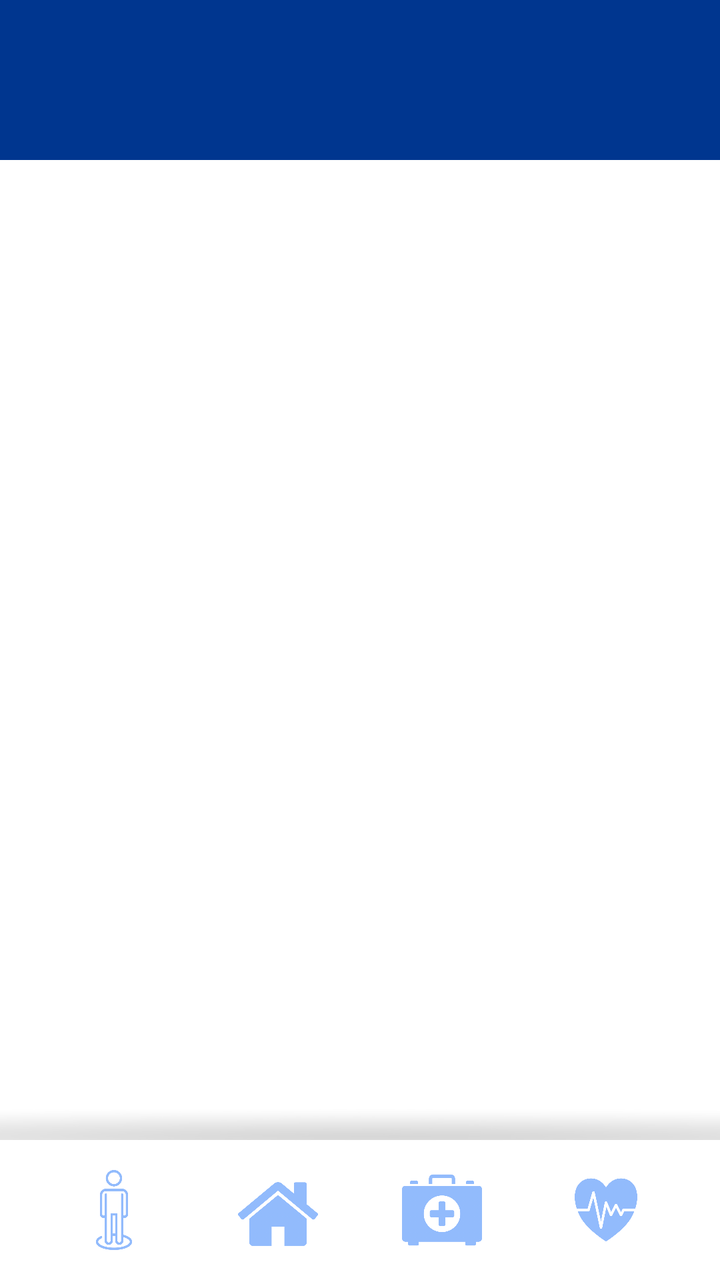
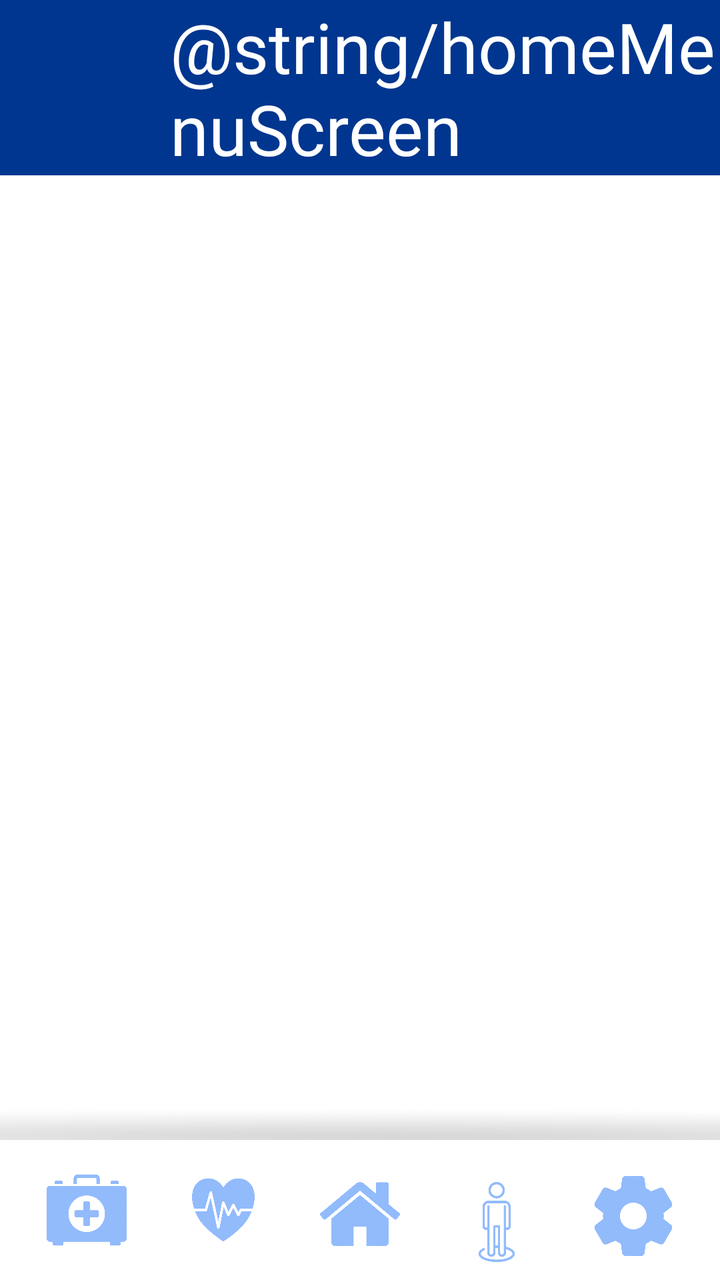

Screens rendered from an Android XML layout before and after an edit, with the pre-edit source and the edit as a unified diff.
<!-- AndroidManifest.xml: application theme Theme.AsilApp -->
<!-- res/layout/home_activity.xml -->
<?xml version="1.0" encoding="utf-8"?>
<FrameLayout xmlns:android="http://schemas.android.com/apk/res/android"
    xmlns:app="http://schemas.android.com/apk/res-auto"
    xmlns:tools="http://schemas.android.com/tools"
    android:background="@color/white"
    android:layout_width="match_parent"
    android:layout_height="match_parent"
    tools:context=".view.home.HomeActivity">

    <LinearLayout
        android:layout_width="match_parent"
        android:layout_height="match_parent"
        android:orientation="vertical">

        <androidx.appcompat.widget.Toolbar
            android:id="@+id/toolbarHomeActivityUpper"
            android:layout_width="match_parent"
            android:layout_height="wrap_content"
            android:background="@color/appBarColor"
            android:minHeight="@dimen/abbBarHeight"
            android:elevation="2dp"
            android:pointerIcon="context_menu"
            android:theme="?attr/actionBarTheme">
        <ImageView
            android:id="@+id/toolBarIconHomeActivity"
            android:layout_width="50dp"
            android:layout_height="50dp"
            android:layout_marginLeft="10dp"
            android:layout_gravity="left"
            android:src="@mipmap/ic_launcher_round"/>
        </androidx.appcompat.widget.Toolbar>


        <androidx.fragment.app.FragmentContainerView
            android:id="@+id/homeContainerView"
            android:layout_width="match_parent"
            android:layout_height="match_parent"
            android:layout_weight="2">
        </androidx.fragment.app.FragmentContainerView>

        <View
            android:id="@+id/view2"
            android:layout_width="match_parent"
            android:layout_height="30dp"
            android:background="@mipmap/shadow_bottom"
            android:alpha="0.2"/>

        <androidx.constraintlayout.widget.ConstraintLayout
            android:layout_width="match_parent"
            android:layout_height="70dp">

            <androidx.constraintlayout.widget.ConstraintLayout
                android:id="@+id/user_icon_layout"
                android:layout_width="50dp"
                android:layout_height="50dp"
                android:orientation="horizontal"
                app:layout_constraintBottom_toBottomOf="parent"
                app:layout_constraintEnd_toStartOf="@+id/home_icon_layout"
                app:layout_constraintHorizontal_bias="0.5"
                app:layout_constraintStart_toStartOf="parent"
                app:layout_constraintTop_toTopOf="parent"
                app:layout_constraintVertical_bias="0.5">

                <ImageView
                    android:id="@+id/user_icon_bg"
                    android:layout_width="50dp"
                    android:layout_height="50dp"
                    android:src="@mipmap/circle"
                    android:visibility="invisible"
                    app:layout_constraintBottom_toBottomOf="parent"
                    app:layout_constraintEnd_toEndOf="parent"
                    app:layout_constraintHorizontal_bias="0.5"
                    app:layout_constraintStart_toStartOf="parent"
                    app:layout_constraintTop_toTopOf="parent"
                    app:layout_constraintVertical_bias="0.5" />

                <ImageView
                    android:id="@+id/user_icon"
                    android:layout_width="40dp"
                    android:layout_height="40dp"
                    android:src="@mipmap/user_icon"
                    app:layout_constraintBottom_toBottomOf="parent"
                    app:layout_constraintEnd_toEndOf="parent"
                    app:layout_constraintHorizontal_bias="0.5"
                    app:layout_constraintStart_toStartOf="parent"
                    app:layout_constraintTop_toTopOf="parent"
                    app:layout_constraintVertical_bias="0.5" />

            </androidx.constraintlayout.widget.ConstraintLayout>

            <androidx.constraintlayout.widget.ConstraintLayout
                android:id="@+id/health_box_icon_layout"
                android:layout_width="50dp"
                android:layout_height="50dp"
                android:orientation="horizontal"
                app:layout_constraintBottom_toBottomOf="parent"
                app:layout_constraintEnd_toStartOf="@+id/health_icon_layout"
                app:layout_constraintHorizontal_bias="0.5"
                app:layout_constraintStart_toEndOf="@+id/home_icon_layout"
                app:layout_constraintTop_toTopOf="parent"
                app:layout_constraintVertical_bias="0.5">

                <ImageView
                    android:id="@+id/health_box_icon_bg"
                    android:layout_width="50dp"
                    android:layout_height="50dp"
                    android:src="@mipmap/circle"
                    android:visibility="invisible"
                    app:layout_constraintBottom_toBottomOf="parent"
                    app:layout_constraintEnd_toEndOf="parent"
                    app:layout_constraintHorizontal_bias="0.5"
                    app:layout_constraintStart_toStartOf="parent"
                    app:layout_constraintTop_toTopOf="parent"
                    app:layout_constraintVertical_bias="0.5" />

                <ImageView
                    android:id="@+id/health_box_icon"
                    android:layout_width="40dp"
                    android:layout_height="40dp"
                    android:src="@mipmap/health_box_icon"
                    app:layout_constraintBottom_toBottomOf="parent"
                    app:layout_constraintEnd_toEndOf="parent"
                    app:layout_constraintHorizontal_bias="0.5"
                    app:layout_constraintStart_toStartOf="parent"
                    app:layout_constraintTop_toTopOf="parent"
                    app:layout_constraintVertical_bias="0.5" />

            </androidx.constraintlayout.widget.ConstraintLayout>

            <androidx.constraintlayout.widget.ConstraintLayout
                android:id="@+id/health_icon_layout"
                android:layout_width="50dp"
                android:layout_height="50dp"
                android:orientation="horizontal"
                app:layout_constraintBottom_toBottomOf="parent"
                app:layout_constraintEnd_toEndOf="parent"
                app:layout_constraintHorizontal_bias="0.5"
                app:layout_constraintStart_toEndOf="@+id/health_box_icon_layout"
                app:layout_constraintTop_toTopOf="parent"
                app:layout_constraintVertical_bias="0.5">

                <ImageView
                    android:id="@+id/health_icon_bg"
                    android:layout_width="50dp"
                    android:layout_height="50dp"
                    android:src="@mipmap/circle"
                    android:visibility="invisible"
                    app:layout_constraintBottom_toBottomOf="parent"
                    app:layout_constraintEnd_toEndOf="parent"
                    app:layout_constraintHorizontal_bias="0.5"
                    app:layout_constraintStart_toStartOf="parent"
                    app:layout_constraintTop_toTopOf="parent"
                    app:layout_constraintVertical_bias="0.5" />

                <ImageView
                    android:id="@+id/health_icon"
                    android:layout_width="40dp"
                    android:layout_height="40dp"
                    android:src="@mipmap/hearth_icon"
                    app:layout_constraintBottom_toBottomOf="parent"
                    app:layout_constraintEnd_toEndOf="parent"
                    app:layout_constraintHorizontal_bias="0.5"
                    app:layout_constraintStart_toStartOf="parent"
                    app:layout_constraintTop_toTopOf="parent"
                    app:layout_constraintVertical_bias="0.5" />

            </androidx.constraintlayout.widget.ConstraintLayout>

            <androidx.constraintlayout.widget.ConstraintLayout
                android:id="@+id/home_icon_layout"
                android:layout_width="50dp"
                android:layout_height="50dp"
                android:orientation="horizontal"
                app:layout_constraintBottom_toBottomOf="parent"
                app:layout_constraintEnd_toStartOf="@+id/health_box_icon_layout"
                app:layout_constraintHorizontal_bias="0.5"
                app:layout_constraintStart_toEndOf="@+id/user_icon_layout"
                app:layout_constraintTop_toTopOf="parent"
                app:layout_constraintVertical_bias="0.6">

                <ImageView
                    android:id="@+id/home_icon_bg"
                    android:layout_width="50dp"
                    android:layout_height="50dp"
                    android:src="@mipmap/circle"
                    android:visibility="invisible"
                    app:layout_constraintBottom_toBottomOf="parent"
                    app:layout_constraintEnd_toEndOf="parent"
                    app:layout_constraintHorizontal_bias="0.5"
                    app:layout_constraintStart_toStartOf="parent"
                    app:layout_constraintTop_toTopOf="parent"
                    app:layout_constraintVertical_bias="0.5" />

                <ImageView
                    android:id="@+id/home_icon"
                    android:layout_width="40dp"
                    android:layout_height="40dp"
                    android:src="@mipmap/home_icon"
                    app:layout_constraintBottom_toBottomOf="parent"
                    app:layout_constraintEnd_toEndOf="parent"
                    app:layout_constraintHorizontal_bias="0.5"
                    app:layout_constraintStart_toStartOf="parent"
                    app:layout_constraintTop_toTopOf="parent"
                    app:layout_constraintVertical_bias="0.5" />

            </androidx.constraintlayout.widget.ConstraintLayout>

        </androidx.constraintlayout.widget.ConstraintLayout>


    </LinearLayout>

</FrameLayout>
<!-- resources referenced by this layout -->
<resources>
  <color name="appBarColor">#00368f</color>
  <color name="white">#FFFFFFFF</color>
  <dimen name="abbBarHeight">80dp</dimen>
  <!-- mipmap circle: png bitmap (mipmap-hdpi, 22910 bytes) -->
  <!-- mipmap health_box_icon: png bitmap (mipmap-hdpi, 22184 bytes) -->
  <!-- mipmap hearth_icon: png bitmap (mipmap-hdpi, 34110 bytes) -->
  <!-- mipmap home_icon: png bitmap (mipmap-hdpi, 26005 bytes) -->
  <!-- mipmap ic_launcher_round (mipmap-anydpi-v26) -->
  <?xml version="1.0" encoding="utf-8"?>
  <adaptive-icon xmlns:android="http://schemas.android.com/apk/res/android">
      <background android:drawable="@color/ic_launcher_background"/>
      <foreground android:drawable="@mipmap/ic_launcher_foreground"/>
  </adaptive-icon>
  <!-- mipmap shadow_bottom: png bitmap (mipmap-hdpi, 188272 bytes) -->
  <!-- mipmap user_icon: png bitmap (mipmap-hdpi, 14892 bytes) -->
  <style name="Theme.AsilApp" parent="Base.Theme.AsilApp" />
  <color name="ic_launcher_background">#FFFFFF</color>
  <style name="Base.Theme.AsilApp" parent="Theme.Material3.DayNight.NoActionBar">
          
          
      </style>
</resources>

<!-- the commit's change to res/layout/home_activity.xml (unified diff, before → after) -->
@@ -13,7 +13,7 @@
         android:orientation="vertical">
 
         <androidx.appcompat.widget.Toolbar
-            android:id="@+id/toolbarHomeActivityUpper"
+            android:id="@+id/toolBarHome"
             android:layout_width="match_parent"
             android:layout_height="wrap_content"
             android:background="@color/appBarColor"
@@ -21,6 +21,7 @@
             android:elevation="2dp"
             android:pointerIcon="context_menu"
             android:theme="?attr/actionBarTheme">
+
         <ImageView
             android:id="@+id/toolBarIconHomeActivity"
             android:layout_width="50dp"
@@ -28,6 +29,16 @@
             android:layout_marginLeft="10dp"
             android:layout_gravity="left"
             android:src="@mipmap/ic_launcher_round"/>
+
+            <TextView
+                android:id="@+id/homeScreenTextView"
+                android:layout_width="match_parent"
+                android:layout_height="wrap_content"
+                android:layout_marginLeft="25dp"
+                android:fontFamily="@font/titillium_web_bold"
+                android:text="@string/homeMenuScreen"
+                android:textColor="@color/white"
+                android:textSize="@dimen/title2FontSize" />
         </androidx.appcompat.widget.Toolbar>
 
 
@@ -50,16 +61,133 @@
             android:layout_height="70dp">
 
             <androidx.constraintlayout.widget.ConstraintLayout
+                android:id="@+id/health_box_icon_layout"
+                android:layout_width="50dp"
+                android:layout_height="50dp"
+                android:orientation="horizontal"
+                app:layout_constraintBottom_toBottomOf="parent"
+                app:layout_constraintEnd_toStartOf="@+id/health_icon_layout"
+                app:layout_constraintHorizontal_bias="0.5"
+                app:layout_constraintStart_toStartOf="parent"
+                app:layout_constraintTop_toTopOf="parent"
+                app:layout_constraintVertical_bias="0.5">
+
+                <ImageView
+                    android:id="@+id/health_box_icon_bg"
+                    android:layout_width="50dp"
+                    android:layout_height="50dp"
+                    android:src="@mipmap/circle"
+                    android:visibility="invisible"
+                    app:layout_constraintBottom_toBottomOf="parent"
+                    app:layout_constraintEnd_toEndOf="parent"
+                    app:layout_constraintHorizontal_bias="0.5"
+                    app:layout_constraintStart_toStartOf="parent"
+                    app:layout_constraintTop_toTopOf="parent"
+                    app:layout_constraintVertical_bias="0.5" />
+
+                <ImageView
+                    android:id="@+id/health_box_icon"
+                    android:layout_width="40dp"
+                    android:layout_height="40dp"
+                    android:src="@mipmap/health_box_icon"
+                    app:layout_constraintBottom_toBottomOf="parent"
+                    app:layout_constraintEnd_toEndOf="parent"
+                    app:layout_constraintHorizontal_bias="0.5"
+                    app:layout_constraintStart_toStartOf="parent"
+                    app:layout_constraintTop_toTopOf="parent"
+                    app:layout_constraintVertical_bias="0.5" />
+
+            </androidx.constraintlayout.widget.ConstraintLayout>
+
+            <androidx.constraintlayout.widget.ConstraintLayout
+                android:id="@+id/health_icon_layout"
+                android:layout_width="50dp"
+                android:layout_height="50dp"
+                android:orientation="horizontal"
+                app:layout_constraintBottom_toBottomOf="parent"
+                app:layout_constraintEnd_toStartOf="@+id/home_icon_layout"
+                app:layout_constraintHorizontal_bias="0.5"
+                app:layout_constraintStart_toEndOf="@+id/health_box_icon_layout"
+                app:layout_constraintTop_toTopOf="parent"
+                app:layout_constraintVertical_bias="0.5">
+
+                <ImageView
+                    android:id="@+id/health_icon_bg"
+                    android:layout_width="50dp"
+                    android:layout_height="50dp"
+                    android:src="@mipmap/circle"
+                    android:visibility="invisible"
+                    app:layout_constraintBottom_toBottomOf="parent"
+                    app:layout_constraintEnd_toEndOf="parent"
+                    app:layout_constraintHorizontal_bias="0.5"
+                    app:layout_constraintStart_toStartOf="parent"
+                    app:layout_constraintTop_toTopOf="parent"
+                    app:layout_constraintVertical_bias="0.5" />
+
+                <ImageView
+                    android:id="@+id/health_icon"
+                    android:layout_width="40dp"
+                    android:layout_height="40dp"
+                    android:src="@mipmap/hearth_icon"
+                    app:layout_constraintBottom_toBottomOf="parent"
+                    app:layout_constraintEnd_toEndOf="parent"
+                    app:layout_constraintHorizontal_bias="0.5"
+                    app:layout_constraintStart_toStartOf="parent"
+                    app:layout_constraintTop_toTopOf="parent"
+                    app:layout_constraintVertical_bias="0.5" />
+
+            </androidx.constraintlayout.widget.ConstraintLayout>
+
+            <androidx.constraintlayout.widget.ConstraintLayout
+                android:id="@+id/home_icon_layout"
+                android:layout_width="50dp"
+                android:layout_height="50dp"
+                android:orientation="horizontal"
+                app:layout_constraintBottom_toBottomOf="parent"
+                app:layout_constraintEnd_toStartOf="@+id/user_icon_layout"
+                app:layout_constraintHorizontal_bias="0.5"
+                app:layout_constraintStart_toEndOf="@+id/health_icon_layout"
+                app:layout_constraintTop_toTopOf="parent"
+                app:layout_constraintVertical_bias="0.6">
+
+                <ImageView
+                    android:id="@+id/home_icon_bg"
+                    android:layout_width="50dp"
+                    android:layout_height="50dp"
+                    android:src="@mipmap/circle"
+                    android:visibility="invisible"
+                    app:layout_constraintBottom_toBottomOf="parent"
+                    app:layout_constraintEnd_toEndOf="parent"
+                    app:layout_constraintHorizontal_bias="0.5"
+                    app:layout_constraintStart_toStartOf="parent"
+                    app:layout_constraintTop_toTopOf="parent"
+                    app:layout_constraintVertical_bias="0.5" />
+
+                <ImageView
+                    android:id="@+id/home_icon"
+                    android:layout_width="40dp"
+                    android:layout_height="40dp"
+                    android:src="@mipmap/home_icon"
+                    app:layout_constraintBottom_toBottomOf="parent"
+                    app:layout_constraintEnd_toEndOf="parent"
+                    app:layout_constraintHorizontal_bias="0.5"
+                    app:layout_constraintStart_toStartOf="parent"
+                    app:layout_constraintTop_toTopOf="parent"
+                    app:layout_constraintVertical_bias="0.5" />
+
+            </androidx.constraintlayout.widget.ConstraintLayout>
+
+            <androidx.constraintlayout.widget.ConstraintLayout
                 android:id="@+id/user_icon_layout"
                 android:layout_width="50dp"
                 android:layout_height="50dp"
                 android:orientation="horizontal"
                 app:layout_constraintBottom_toBottomOf="parent"
-                app:layout_constraintEnd_toStartOf="@+id/home_icon_layout"
-                app:layout_constraintHorizontal_bias="0.5"
-                app:layout_constraintStart_toStartOf="parent"
-                app:layout_constraintTop_toTopOf="parent"
-                app:layout_constraintVertical_bias="0.5">
+                app:layout_constraintEnd_toStartOf="@+id/settings_icon_layout"
+                app:layout_constraintHorizontal_bias="0.5"
+                app:layout_constraintStart_toEndOf="@+id/home_icon_layout"
+                app:layout_constraintTop_toTopOf="parent"
+                app:layout_constraintVertical_bias="0.8">
 
                 <ImageView
                     android:id="@+id/user_icon_bg"
@@ -89,121 +217,44 @@
             </androidx.constraintlayout.widget.ConstraintLayout>
 
             <androidx.constraintlayout.widget.ConstraintLayout
-                android:id="@+id/health_box_icon_layout"
-                android:layout_width="50dp"
-                android:layout_height="50dp"
-                android:orientation="horizontal"
-                app:layout_constraintBottom_toBottomOf="parent"
-                app:layout_constraintEnd_toStartOf="@+id/health_icon_layout"
-                app:layout_constraintHorizontal_bias="0.5"
-                app:layout_constraintStart_toEndOf="@+id/home_icon_layout"
-                app:layout_constraintTop_toTopOf="parent"
-                app:layout_constraintVertical_bias="0.5">
-
-                <ImageView
-                    android:id="@+id/health_box_icon_bg"
-                    android:layout_width="50dp"
-                    android:layout_height="50dp"
-                    android:src="@mipmap/circle"
-                    android:visibility="invisible"
-                    app:layout_constraintBottom_toBottomOf="parent"
-                    app:layout_constraintEnd_toEndOf="parent"
-                    app:layout_constraintHorizontal_bias="0.5"
-                    app:layout_constraintStart_toStartOf="parent"
-                    app:layout_constraintTop_toTopOf="parent"
-                    app:layout_constraintVertical_bias="0.5" />
-
-                <ImageView
-                    android:id="@+id/health_box_icon"
-                    android:layout_width="40dp"
-                    android:layout_height="40dp"
-                    android:src="@mipmap/health_box_icon"
-                    app:layout_constraintBottom_toBottomOf="parent"
-                    app:layout_constraintEnd_toEndOf="parent"
-                    app:layout_constraintHorizontal_bias="0.5"
-                    app:layout_constraintStart_toStartOf="parent"
-                    app:layout_constraintTop_toTopOf="parent"
-                    app:layout_constraintVertical_bias="0.5" />
-
-            </androidx.constraintlayout.widget.ConstraintLayout>
-
-            <androidx.constraintlayout.widget.ConstraintLayout
-                android:id="@+id/health_icon_layout"
+                android:id="@+id/settings_icon_layout"
                 android:layout_width="50dp"
                 android:layout_height="50dp"
                 android:orientation="horizontal"
                 app:layout_constraintBottom_toBottomOf="parent"
                 app:layout_constraintEnd_toEndOf="parent"
                 app:layout_constraintHorizontal_bias="0.5"
-                app:layout_constraintStart_toEndOf="@+id/health_box_icon_layout"
-                app:layout_constraintTop_toTopOf="parent"
-                app:layout_constraintVertical_bias="0.5">
-
-                <ImageView
-                    android:id="@+id/health_icon_bg"
-                    android:layout_width="50dp"
-                    android:layout_height="50dp"
-                    android:src="@mipmap/circle"
-                    android:visibility="invisible"
-                    app:layout_constraintBottom_toBottomOf="parent"
-                    app:layout_constraintEnd_toEndOf="parent"
-                    app:layout_constraintHorizontal_bias="0.5"
-                    app:layout_constraintStart_toStartOf="parent"
-                    app:layout_constraintTop_toTopOf="parent"
-                    app:layout_constraintVertical_bias="0.5" />
-
-                <ImageView
-                    android:id="@+id/health_icon"
-                    android:layout_width="40dp"
-                    android:layout_height="40dp"
-                    android:src="@mipmap/hearth_icon"
-                    app:layout_constraintBottom_toBottomOf="parent"
-                    app:layout_constraintEnd_toEndOf="parent"
-                    app:layout_constraintHorizontal_bias="0.5"
-                    app:layout_constraintStart_toStartOf="parent"
-                    app:layout_constraintTop_toTopOf="parent"
-                    app:layout_constraintVertical_bias="0.5" />
-
-            </androidx.constraintlayout.widget.ConstraintLayout>
-
-            <androidx.constraintlayout.widget.ConstraintLayout
-                android:id="@+id/home_icon_layout"
-                android:layout_width="50dp"
-                android:layout_height="50dp"
-                android:orientation="horizontal"
-                app:layout_constraintBottom_toBottomOf="parent"
-                app:layout_constraintEnd_toStartOf="@+id/health_box_icon_layout"
-                app:layout_constraintHorizontal_bias="0.5"
                 app:layout_constraintStart_toEndOf="@+id/user_icon_layout"
                 app:layout_constraintTop_toTopOf="parent"
-                app:layout_constraintVertical_bias="0.6">
-
-                <ImageView
-                    android:id="@+id/home_icon_bg"
-                    android:layout_width="50dp"
-                    android:layout_height="50dp"
-                    android:src="@mipmap/circle"
-                    android:visibility="invisible"
-                    app:layout_constraintBottom_toBottomOf="parent"
-                    app:layout_constraintEnd_toEndOf="parent"
-                    app:layout_constraintHorizontal_bias="0.5"
-                    app:layout_constraintStart_toStartOf="parent"
-                    app:layout_constraintTop_toTopOf="parent"
-                    app:layout_constraintVertical_bias="0.5" />
-
-                <ImageView
-                    android:id="@+id/home_icon"
-                    android:layout_width="40dp"
-                    android:layout_height="40dp"
-                    android:src="@mipmap/home_icon"
-                    app:layout_constraintBottom_toBottomOf="parent"
-                    app:layout_constraintEnd_toEndOf="parent"
-                    app:layout_constraintHorizontal_bias="0.5"
-                    app:layout_constraintStart_toStartOf="parent"
-                    app:layout_constraintTop_toTopOf="parent"
-                    app:layout_constraintVertical_bias="0.5" />
-
-            </androidx.constraintlayout.widget.ConstraintLayout>
+                app:layout_constraintVertical_bias="0.65">
+
+                <ImageView
+                    android:id="@+id/settings_icon_bg"
+                    android:layout_width="50dp"
+                    android:layout_height="50dp"
+                    android:src="@mipmap/circle"
+                    android:visibility="invisible"
+                    app:layout_constraintBottom_toBottomOf="parent"
+                    app:layout_constraintEnd_toEndOf="parent"
+                    app:layout_constraintHorizontal_bias="0.5"
+                    app:layout_constraintStart_toStartOf="parent"
+                    app:layout_constraintTop_toTopOf="parent"
+                    app:layout_constraintVertical_bias="0.5" />
+
+                <ImageView
+                    android:id="@+id/settings_icon"
+                    android:layout_width="40dp"
+                    android:layout_height="40dp"
+                    android:src="@mipmap/settings_icon"
+                    app:layout_constraintBottom_toBottomOf="parent"
+                    app:layout_constraintEnd_toEndOf="parent"
+                    app:layout_constraintHorizontal_bias="0.5"
+                    app:layout_constraintStart_toStartOf="parent"
+                    app:layout_constraintTop_toTopOf="parent"
+                    app:layout_constraintVertical_bias="0.5" />
+
+            </androidx.constraintlayout.widget.ConstraintLayout>
+
 
         </androidx.constraintlayout.widget.ConstraintLayout>
 
<!-- resource entries referenced after the edit -->
@@ -3,6 +3,7 @@
   <color name="appBarColor">#00368f</color>
   <color name="white">#FFFFFFFF</color>
   <dimen name="abbBarHeight">80dp</dimen>
+  <dimen name="title2FontSize">35dp</dimen>
   <!-- mipmap circle: png bitmap (mipmap-hdpi, 22910 bytes) -->
   <!-- mipmap health_box_icon: png bitmap (mipmap-hdpi, 22184 bytes) -->
   <!-- mipmap hearth_icon: png bitmap (mipmap-hdpi, 34110 bytes) -->
@@ -13,8 +14,10 @@
       <background android:drawable="@color/ic_launcher_background"/>
       <foreground android:drawable="@mipmap/ic_launcher_foreground"/>
   </adaptive-icon>
+  <!-- mipmap settings_icon: png bitmap (mipmap-hdpi, 35518 bytes) -->
   <!-- mipmap shadow_bottom: png bitmap (mipmap-hdpi, 188272 bytes) -->
   <!-- mipmap user_icon: png bitmap (mipmap-hdpi, 14892 bytes) -->
+  <string name="homeMenuScreen">Home</string>
   <style name="Theme.AsilApp" parent="Base.Theme.AsilApp" />
   <color name="ic_launcher_background">#FFFFFF</color>
   <style name="Base.Theme.AsilApp" parent="Theme.Material3.DayNight.NoActionBar">
